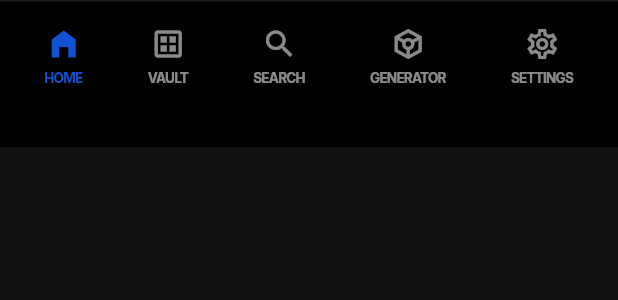
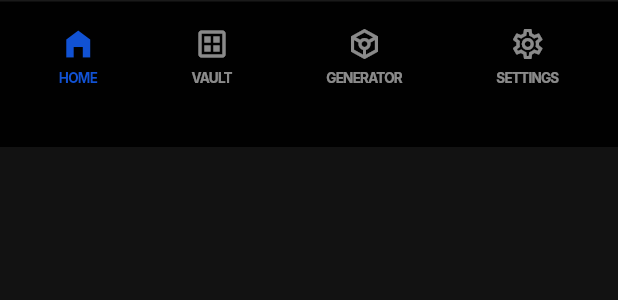
Before and after one commit to Shivamingale3/silo-vault, a Flutter app: the CustomBottomNav widget shown alone on an empty page, opened directly, on a phone screen of 412 x 824 dp. Shown: the top 300 px of the screen. Run offline on Flutter 3.47's test engine with Material 3 defaults, Android fonts, the phone set to English and light mode, and no system bars; our stand-ins replace device_info_plus, flutter_riverpod, flutter_secure_storage, go_router, google_fonts, isar_community and 1 more; missing offline and left inert: app_settings, bcrypt, encrypt; accounts and stored records are empty.

Commit message:
Remove search functionality and update bottom navigation and routing indices.

```diff
--- a/lib/core/routing/app_router.dart
+++ b/lib/core/routing/app_router.dart
@@ -83,15 +83,7 @@ final appRouter = GoRouter(
             ),
           ],
         ),
-        StatefulShellBranch(
-          routes: [
-            GoRoute(
-              path: '/search',
-              builder: (context, state) =>
-                  const Scaffold(body: Center(child: Text('Search'))),
-            ),
-          ],
-        ),
+
         StatefulShellBranch(
           routes: [
             GoRoute(
--- a/lib/features/screens/main_layout_screen.dart
+++ b/lib/features/screens/main_layout_screen.dart
@@ -42,12 +42,9 @@ class MainLayoutScreen extends StatelessWidget {
         ];
         break;
       case 2:
-        title = 'Search';
+        title = 'Generator';
         break;
       case 3:
-        title = 'Generator';
-        break;
-      case 4:
         title = 'Settings';
         break;
       case 0:
--- a/lib/features/widgets/home/custom_bottom_nav.dart
+++ b/lib/features/widgets/home/custom_bottom_nav.dart
@@ -50,24 +50,17 @@ class CustomBottomNav extends StatelessWidget {
             ),
             _buildNavItem(
               context,
-              icon: Icons.search,
-              label: 'Search',
+              icon: Icons.token_outlined,
+              label: 'Generator',
               isActive: currentIndex == 2,
               onTap: () => onTap?.call(2),
             ),
             _buildNavItem(
               context,
-              icon: Icons.token_outlined,
-              label: 'Generator',
+              icon: Icons.settings_outlined,
+              label: 'Settings',
               isActive: currentIndex == 3,
               onTap: () => onTap?.call(3),
-            ),
-            _buildNavItem(
-              context,
-              icon: Icons.settings_outlined,
-              label: 'Settings',
-              isActive: currentIndex == 4,
-              onTap: () => onTap?.call(4),
             ),
           ],
         ),
```
